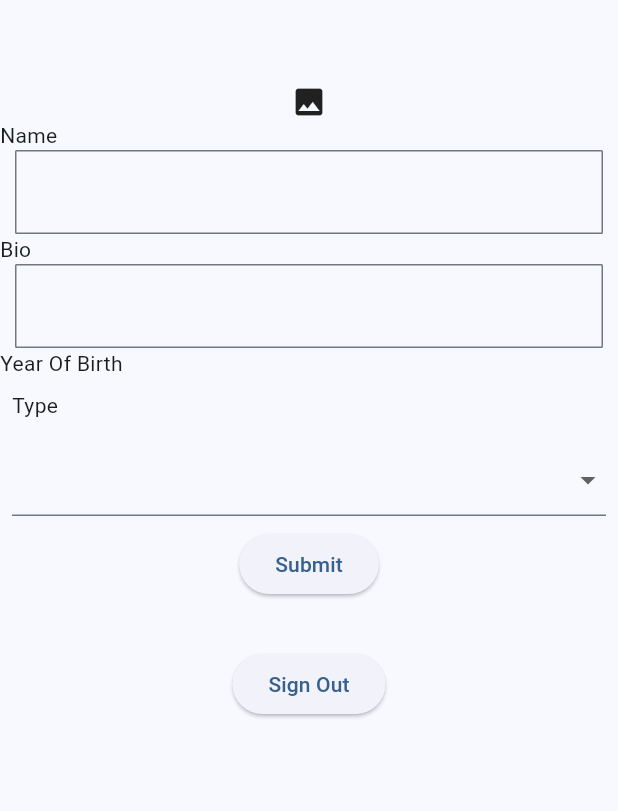
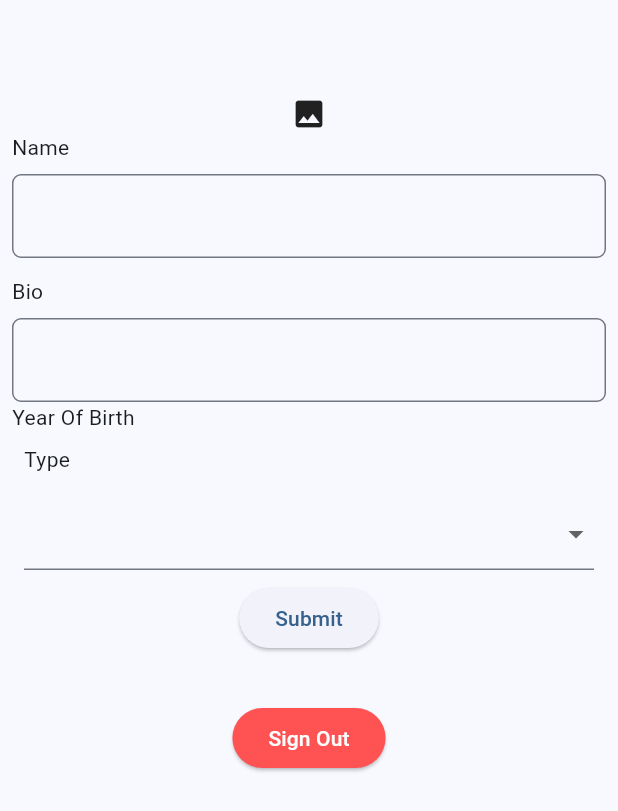
Before and after one commit to salemhaddara/whiskr, a Flutter app: the ProfilePage screen opened by its route, on a phone screen of 412 x 824 dp. Shown: the top 811 px of the screen. Run offline on Flutter 3.47's test engine with Material 3 defaults, Android fonts, the phone set to English and light mode, and no system bars; our stand-ins replace cloud_firestore, firebase_auth, firebase_core, firebase_storage, font_awesome_flutter, go_router and 3 more; missing offline and left inert: firebase_ui_auth; accounts and stored records are empty.

Commit message:
edit profile screen

```diff
--- a/lib/chats/chat_screen.dart
+++ b/lib/chats/chat_screen.dart
@@ -87,7 +87,8 @@ class _ChatScreenState extends State<ChatScreen> {
                             itemBuilder: (context, index) {
                               return ChatMessage(
                                 text: _messages[index].text,
-                                isMyMessage: uid == _messages[index].senderId,
+                                isMyMessage: uid ==
+                                    _messages[index].senderId,
                                 time: formatDate
                                     .fromdatetoString(_messages[index].time),
                                 user2Id: uid==conversation!.user_id1?conversation!.user2_id:conversation!.user_id1,
--- a/lib/view/profile_details_page.dart
+++ b/lib/view/profile_details_page.dart
@@ -161,7 +161,8 @@ class _ProfileDetailsPageState extends State<ProfileDetailsPage> {
                   await ConversationsStream.newChat(widget.profile.uid);
 
               if (!mounted) return;
-              context.go('/chat', extra: conversationID);
+              // context.go('/chat', extra: conversationID);
+              context.go('/chat',extra: conversationID);
             },
             child: const Text("Start Chat now")),
       ),
--- a/lib/view/profile_page.dart
+++ b/lib/view/profile_page.dart
@@ -46,6 +46,8 @@ class _ProfilePageState extends State<ProfilePage> {
       body: SingleChildScrollView(
         child: Form(
           key: _formKey,
+          child: Padding(
+            padding: const EdgeInsets.all(8.0),
             child: Column(
               crossAxisAlignment: CrossAxisAlignment.start,
               children: [
@@ -61,7 +63,7 @@ class _ProfilePageState extends State<ProfilePage> {
                     );
                   } else {
                     return Container(
-                    height: 150,
+                      height: 120,
                       child: ListView.builder(
                         scrollDirection: Axis.horizontal,
                         itemCount: images.length,
@@ -75,11 +77,16 @@ class _ProfilePageState extends State<ProfilePage> {
                                 mainAxisAlignment: MainAxisAlignment.start,
                                 children: [
                                   Padding(
-                                  padding: EdgeInsets.symmetric(horizontal: 5),
+                                    padding: EdgeInsets.symmetric(horizontal: 2),
                                     child: Container(
+                                      decoration: BoxDecoration(
+                                        borderRadius: BorderRadius.all(Radius.circular(10))
+                                      ),
                                       width: 100.0,
                                       height: 100.0,
                                       margin: const EdgeInsets.all(8.0),
+                                      child: ClipRRect(
+                                      borderRadius: BorderRadius.all(Radius.circular(8)),
                                         child: Image.network(
                                         images[index],
                                         fit: BoxFit.cover,
@@ -87,6 +94,7 @@ class _ProfilePageState extends State<ProfilePage> {
                                             (context, error, stackTrace) {
                                           return Icon(Icons.image);
                                         },
+                                      ),
                                       ),
                                     ),
                                   ),
@@ -100,16 +108,18 @@ class _ProfilePageState extends State<ProfilePage> {
                   }
                 }),
                 Text("Name"),
-              Padding(
-                padding: EdgeInsets.symmetric(horizontal: 10),
-                child: TextFormField(
+                SizedBox(
+                  height: 8,
+                ),
+                TextFormField(
                   /*             keyboardType: TextInputType.multiline,
                   maxLines: null, */
                   initialValue: name,
                   decoration: InputDecoration(
+
                     focusColor: Colors.white,
                     border: OutlineInputBorder(
-                        borderRadius: BorderRadius.circular(1)),
+                        borderRadius: BorderRadius.circular(6),),
                     fillColor: Colors.grey,
                   ),
                   focusNode: focusNodeName,
@@ -131,17 +141,20 @@ class _ProfilePageState extends State<ProfilePage> {
                     return null;
                   },
                 ),
+                SizedBox(
+                  height: 12,
                 ),
                 Text("Bio"),
-              Padding(
-                padding: EdgeInsets.symmetric(horizontal: 10),
-                child: TextFormField(
+                 SizedBox(
+                  height: 8,
+                ),
+                TextFormField(
                   keyboardType: TextInputType.multiline,
                   maxLines: null,
                   decoration: InputDecoration(
                     focusColor: Colors.white,
                     border: OutlineInputBorder(
-                        borderRadius: BorderRadius.circular(1)),
+                        borderRadius: BorderRadius.circular(6)),
                     fillColor: Colors.grey,
                   ),
                   focusNode: bioFocusNode,
@@ -156,7 +169,6 @@ class _ProfilePageState extends State<ProfilePage> {
                       bio = value!;
                     });
                   },
-                ),
                 ),
                 selectedDate == 0
                     ? InkWell(
@@ -232,13 +244,18 @@ class _ProfilePageState extends State<ProfilePage> {
                 const SizedBox(height: 32),
                 Center(
                   child: ElevatedButton(
+                    style: ElevatedButton.styleFrom(
+                      backgroundColor: Colors.redAccent
+                    ),
                     onPressed: () async {
                       FirebaseAuth.instance.signOut();
+                      context.go("/auth");
                     },
-                  child: const Text('Sign Out'),
+                    child: const Text('Sign Out',style: TextStyle(color: Colors.white),),
                   ),
                 )
               ],
+            ),
           ),
         ),
       ),
```
Also changed, not shown: lib/chats/conversations_screen.dart (+6 -1 lines), 2 other files. Lines whose indentation alone changed are shown as unchanged.
